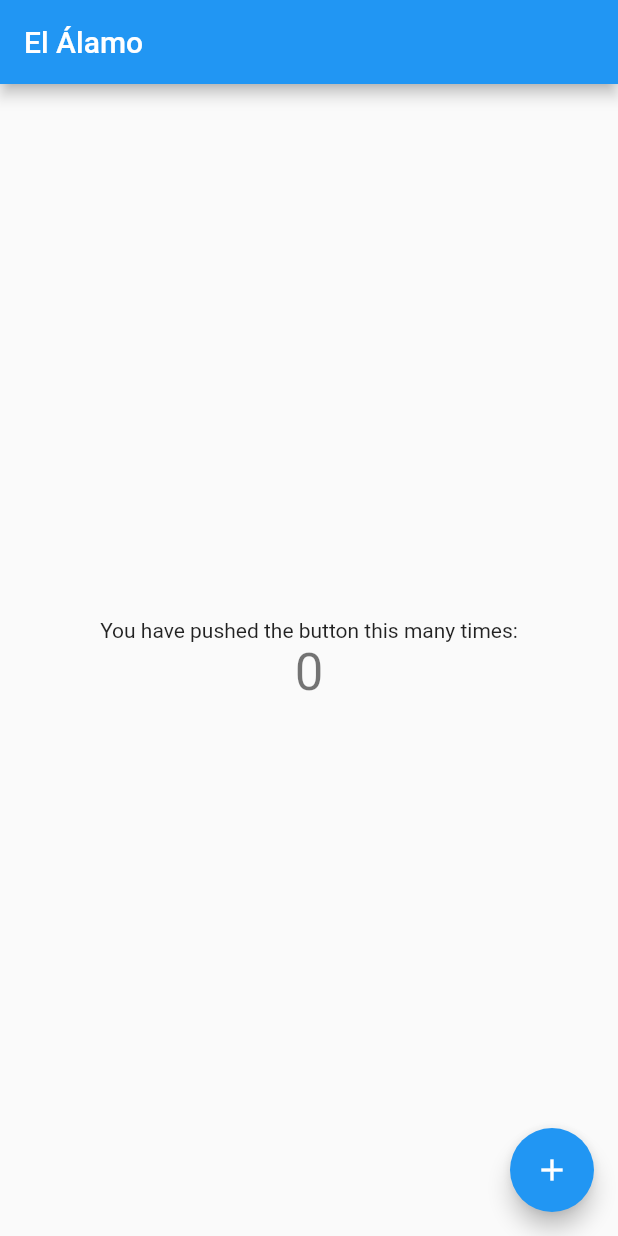
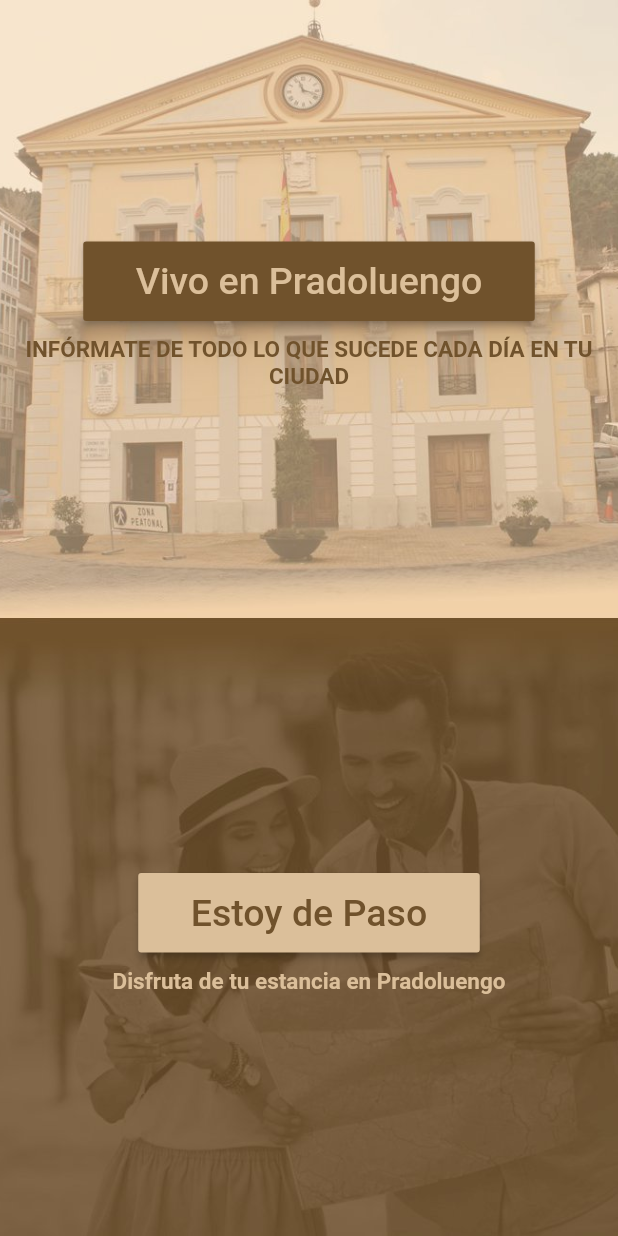
Before and after one commit to reyvi85/apk-dev-alamo, a Flutter app: the screen it shows after launch, on a phone screen of 412 x 824 dp. Run offline on Flutter 3.47's test engine with Material 2 defaults, Android fonts, the phone set to English and light mode, and no system bars.

Commit message:
Pantanlla inicial

```diff
--- a/lib/main.dart
+++ b/lib/main.dart
@@ -1,3 +1,7 @@
+// ignore_for_file: prefer_const_constructors
+
+import 'package:el_alamo/src/pages/home.dart';
+import 'package:el_alamo/src/pages/login_page.dart';
 import 'package:flutter/material.dart';
 
 void main() {
@@ -14,15 +18,6 @@ class MyApp extends StatelessWidget {
       title: 'Flutter Demo',
       debugShowCheckedModeBanner: false,
       theme: ThemeData(
-        // This is the theme of your application.
-        //
-        // Try running your application with "flutter run". You'll see the
-        // application has a blue toolbar. Then, without quitting the app, try
-        // changing the primarySwatch below to Colors.green and then invoke
-        // "hot reload" (press "r" in the console where you ran "flutter run",
-        // or simply save your changes to "hot reload" in a Flutter IDE).
-        // Notice that the counter didn't reset back to zero; the application
-        // is not restarted.
         primarySwatch: Colors.blue,
       ),
       home: const MyHomePage(title: 'El Álamo'),
@@ -32,15 +27,6 @@ class MyApp extends StatelessWidget {
 
 class MyHomePage extends StatefulWidget {
   const MyHomePage({Key? key, required this.title}) : super(key: key);
-
-  // This widget is the home page of your application. It is stateful, meaning
-  // that it has a State object (defined below) that contains fields that affect
-  // how it looks.
-
-  // This class is the configuration for the state. It holds the values (in this
-  // case the title) provided by the parent (in this case the App widget) and
-  // used by the build method of the State. Fields in a Widget subclass are
-  // always marked "final".
 
   final String title;
 
@@ -53,64 +39,16 @@ class _MyHomePageState extends State<MyHomePage> {
 
   void _incrementCounter() {
     setState(() {
-      // This call to setState tells the Flutter framework that something has
-      // changed in this State, which causes it to rerun the build method below
-      // so that the display can reflect the updated values. If we changed
-      // _counter without calling setState(), then the build method would not be
-      // called again, and so nothing would appear to happen.
       _counter++;
     });
   }
 
   @override
   Widget build(BuildContext context) {
-    // This method is rerun every time setState is called, for instance as done
-    // by the _incrementCounter method above.
-    //
-    // The Flutter framework has been optimized to make rerunning build methods
-    // fast, so that you can just rebuild anything that needs updating rather
-    // than having to individually change instances of widgets.
     return Scaffold(
-      appBar: AppBar(
-        // Here we take the value from the MyHomePage object that was created by
-        // the App.build method, and use it to set our appbar title.
-        title: Text(widget.title),
-      ),
-      body: Center(
-        // Center is a layout widget. It takes a single child and positions it
-        // in the middle of the parent.
-        child: Column(
-          // Column is also a layout widget. It takes a list of children and
-          // arranges them vertically. By default, it sizes itself to fit its
-          // children horizontally, and tries to be as tall as its parent.
-          //
-          // Invoke "debug painting" (press "p" in the console, choose the
-          // "Toggle Debug Paint" action from the Flutter Inspector in Android
-          // Studio, or the "Toggle Debug Paint" command in Visual Studio Code)
-          // to see the wireframe for each widget.
-          //
-          // Column has various properties to control how it sizes itself and
-          // how it positions its children. Here we use mainAxisAlignment to
-          // center the children vertically; the main axis here is the vertical
-          // axis because Columns are vertical (the cross axis would be
-          // horizontal).
-          mainAxisAlignment: MainAxisAlignment.center,
-          children: <Widget>[
-            const Text(
-              'You have pushed the button this many times:',
-            ),
-            Text(
-              '$_counter',
-              style: Theme.of(context).textTheme.headline4,
-            ),
-          ],
-        ),
-      ),
-      floatingActionButton: FloatingActionButton(
-        onPressed: _incrementCounter,
-        tooltip: 'Increment',
-        child: const Icon(Icons.add),
-      ), // This trailing comma makes auto-formatting nicer for build methods.
+      backgroundColor: Colors.transparent,
+      body: SafeArea(child: HomePage()),
+
     );
   }
 }
--- /dev/null
+++ b/lib/src/Common/ColorApp.dart
@@ -0,0 +1,10 @@
+import 'package:flutter/material.dart';
+
+Color get textTitulo => hexToColor("#70522C");
+Color get textSubTitulo => hexToColor("#DBBF9A");
+
+Color get fondo1 => textTitulo;
+Color get fondo2 => textSubTitulo;
+
+Color hexToColor(String code) =>
+    Color(int.parse(code.substring(1, 7), radix: 16) + 0xFF000000);
--- /dev/null
+++ b/lib/src/Common/Const.dart
@@ -0,0 +1,7 @@
+const String CITY_NAME = "Pradoluengo";
+
+const String BUTTOM_VISITORS = "Estoy de Paso";
+const String BUTTOM_CITYZEN = "Vivo en $CITY_NAME";
+
+const String MESSAGE_VISITORS = "Disfruta de tu estancia en $CITY_NAME";
+const String MESSAGE_CITYZEN = "INFÓRMATE DE TODO LO QUE SUCEDE CADA DÍA EN TU CIUDAD";
--- /dev/null
+++ b/lib/src/pages/home.dart
@@ -0,0 +1,74 @@
+// ignore_for_file: prefer_const_constructors, prefer_const_literals_to_create_immutables, deprecated_member_use
+import 'package:el_alamo/src/Common/ColorApp.dart';
+import 'package:el_alamo/src/Common/Const.dart';
+import 'package:flutter/material.dart';
+
+class HomePage extends StatelessWidget {
+  const HomePage({Key? key}) : super(key: key);
+
+  @override
+  Widget build(BuildContext context) {
+    return Container(
+      decoration: BoxDecoration(
+        image: DecorationImage(
+          image: AssetImage('assets/images/inicio.jpg'),
+          fit: BoxFit.cover
+
+        )
+      ),
+      child: Column(
+         mainAxisAlignment: MainAxisAlignment.spaceAround,
+         crossAxisAlignment: CrossAxisAlignment.center,
+          children: [
+              Column(
+                children: [
+                   Center(
+                    child: RaisedButton(
+                      padding: EdgeInsets.symmetric(horizontal: 35, vertical: 12),
+                      color: fondo1,
+                      onPressed: (){},
+                      child: Text(BUTTOM_CITYZEN, style: TextStyle(
+                        color: textSubTitulo,
+                        fontSize: 25
+                      ),
+
+                      ),
+                      ),
+                  ),
+                  SizedBox(height: 10),
+                  Text(MESSAGE_CITYZEN, style: TextStyle(
+                    color: textTitulo,
+                    fontSize: 15,
+                  fontWeight: FontWeight.bold
+                  ), textAlign: TextAlign.center,),
+                ],
+              ),
+
+            Column(
+                children: [
+                   Center(
+                    child: RaisedButton(
+                      padding: EdgeInsets.symmetric(horizontal: 35, vertical: 12),
+                      color: fondo2,
+                      onPressed: (){},
+                      child: Text(BUTTOM_VISITORS, style: TextStyle(
+                        color: textTitulo,
+                        fontSize: 25
+                      ),
+
+                      ),
+                      ),
+                  ),
+                  SizedBox(height: 10),
+                  Text(MESSAGE_VISITORS, style: TextStyle(
+                    color: textSubTitulo,
+                    fontSize: 15,
+                  fontWeight: FontWeight.bold
+                  ), textAlign: TextAlign.center,),
+                ],
+              ),
+          ],
+        ),
+    );
+  }
+}
--- a/pubspec.yaml
+++ b/pubspec.yaml
@@ -58,8 +58,8 @@ flutter:
   uses-material-design: true
 
   # To add assets to your application, add an assets section, like this:
-  # assets:
-  #   - images/a_dot_burr.jpeg
+  assets:
+    - assets/images/
   #   - images/a_dot_ham.jpeg
 
   # An image asset can refer to one or more resolution-specific "variants", see
```
Also changed, not shown: lib/src/Common/MyRouters.dart (added, +20 -0 lines), lib/src/Helper.dart (added, +19 -0 lines), lib/src/config.dart (added, +12 -0 lines), lib/src/pages/login_page.dart (added, +26 -0 lines), lib/src/pages/visitors_page.dart (added, +9 -0 lines), assets/images/inicio.jpg (added).
